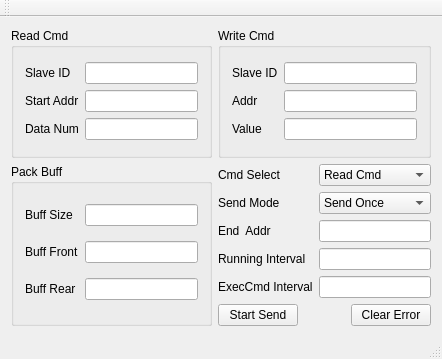
Before: the Qt Designer form mainwindow.ui in shirisheng/MyModbusModule, drawn with Qt 5.
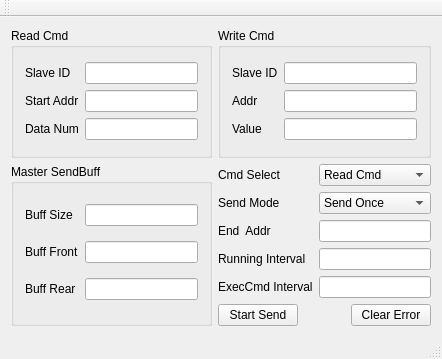
After: the same form once the commit is applied.

```diff
--- a/mainwindow.ui
+++ b/mainwindow.ui
@@ -106,7 +106,7 @@
       <item row="1" column="0">
        <widget class="QGroupBox" name="groupBox_3">
         <property name="title">
-         <string>Pack Buff</string>
+         <string>Master SendBuff</string>
         </property>
         <layout class="QGridLayout" name="gridLayout_4">
          <item row="2" column="1">
```
